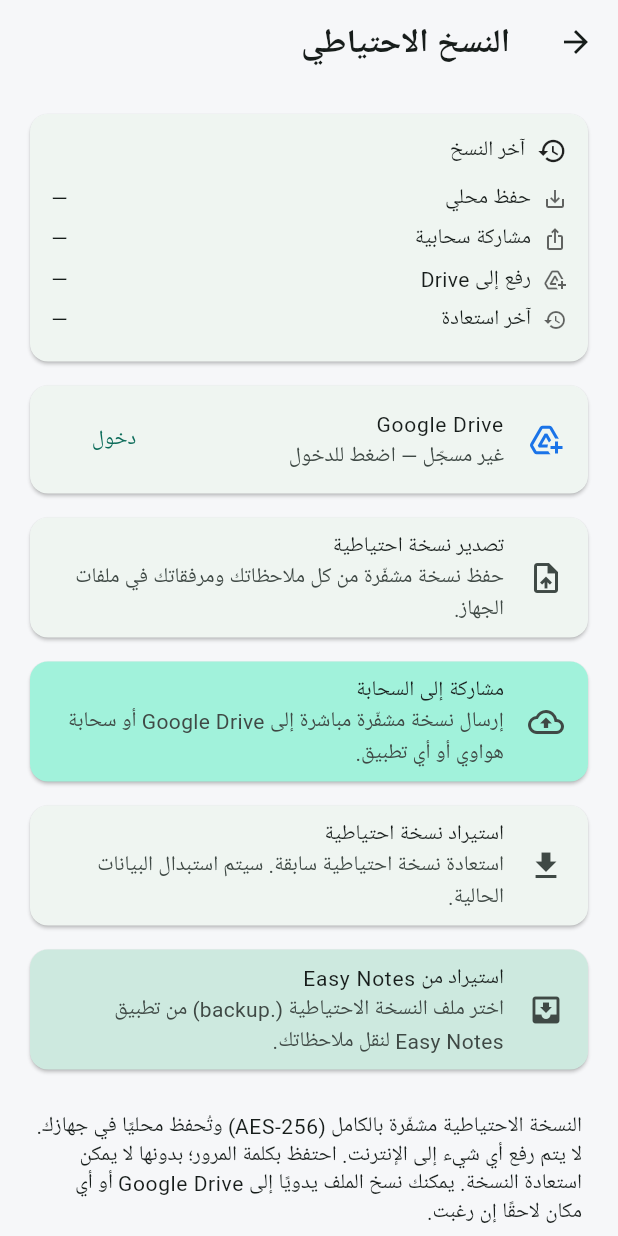
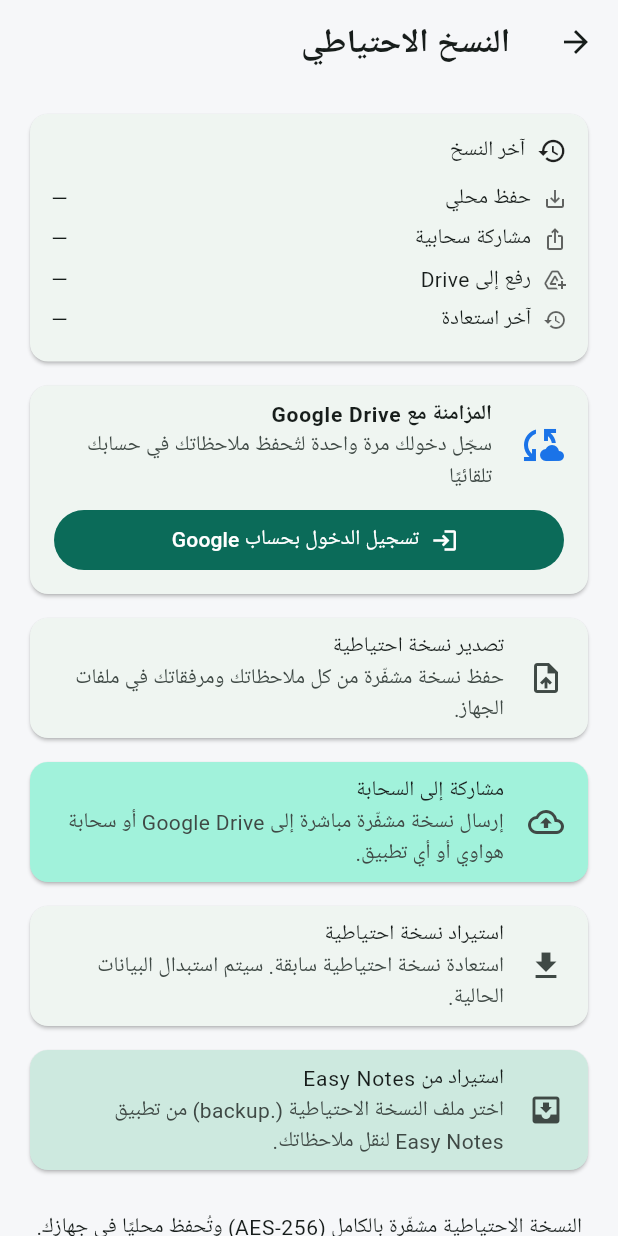
Before and after one commit to alaoufi/alaoufi_notes, a Flutter app: the BackupScreen screen opened directly, on a phone screen of 412 x 824 dp. Run offline on Flutter 3.47's test engine with Material 3 defaults, Android fonts, the phone set to English and light mode, and no system bars; our stand-ins replace audioplayers, file_picker, flutter_local_notifications, flutter_secure_storage, flutter_timezone, google_sign_in and 10 more; missing offline and left inert: encrypt, flutter_quill, googleapis, home_widget, record; accounts and stored records are empty; Roboto replaces fonts that are missing (Cairo).

Commit message:
Simplify cloud sync UX for end users
Redesign the Drive sync card to be self-explanatory: a single big 'تسجيل الدخول
بحساب Google' button when signed out, and a clear 'مزامنة تلقائية' switch plus
رفع/استعادة once signed in. Add a dedicated 'النسخ والمزامنة السحابية' entry in
the main Settings so any user finds it easily. The Cloud Console/Client ID is a
one-time developer step end users never see.

```diff
--- a/mudhakkarati/lib/features/backup/backup_screen.dart
+++ b/mudhakkarati/lib/features/backup/backup_screen.dart
@@ -316,32 +316,48 @@ class _BackupScreenState extends State<BackupScreen> {
             children: [
               _statusCard(context),
               const SizedBox(height: 8),
-              // ===== Google Drive =====
+              // ===== Google Drive — المزامنة =====
               Card(
                 child: Column(
                   children: [
                     ListTile(
-                      leading: const Icon(Icons.add_to_drive, color: Color(0xFF1A73E8)),
-                      title: const Text('Google Drive'),
+                      leading: const Icon(Icons.cloud_sync,
+                          color: Color(0xFF1A73E8), size: 32),
+                      title: const Text('المزامنة مع Google Drive',
+                          style: TextStyle(fontWeight: FontWeight.bold)),
                       subtitle: Text(_driveEmail == null
-                          ? 'غير مسجّل — اضغط للدخول'
-                          : 'مسجّل: $_driveEmail'),
-                      trailing: _driveEmail == null
-                          ? TextButton(
-                              onPressed: _busy ? null : _driveSignIn,
-                              child: const Text('دخول'))
-                          : TextButton(
-                              onPressed: _busy ? null : _driveSignOut,
-                              child: const Text('خروج')),
+                          ? 'سجّل دخولك مرة واحدة لتُحفظ ملاحظاتك في حسابك تلقائيًا'
+                          : '✓ مفعّل لحساب: $_driveEmail'),
                     ),
-                    if (_driveEmail != null) ...[
+                    if (_driveEmail == null)
+                      Padding(
+                        padding: const EdgeInsets.fromLTRB(16, 0, 16, 12),
+                        child: SizedBox(
+                          width: double.infinity,
+                          child: FilledButton.icon(
+                            onPressed: _busy ? null : _driveSignIn,
+                            icon: const Icon(Icons.login),
+                            label: const Text('تسجيل الدخول بحساب Google'),
+                          ),
+                        ),
+                      )
+                    else ...[
+                      SwitchListTile(
+                        secondary: const Icon(Icons.sync),
+                        title: const Text('مزامنة تلقائية'),
+                        subtitle: const Text(
+                            'تُرفع نسخة محمية تلقائيًا عند فتح التطبيق وإغلاقه'),
+                        value: _autoSync,
+                        onChanged: _busy ? null : _toggleAutoSync,
+                      ),
+                      const Divider(height: 1),
                       Row(
                         children: [
                           Expanded(
                             child: TextButton.icon(
                               onPressed: _busy ? null : _driveUpload,
                               icon: const Icon(Icons.cloud_upload_outlined),
-                              label: const Text('رفع'),
+                              label: const Text('رفع الآن'),
                             ),
                           ),
                           Expanded(
@@ -351,14 +367,11 @@ class _BackupScreenState extends State<BackupScreen> {
                               label: const Text('استعادة'),
                             ),
                           ),
+                          TextButton(
+                            onPressed: _busy ? null : _driveSignOut,
+                            child: const Text('خروج'),
+                          ),
                         ],
-                      ),
-                      SwitchListTile(
-                        secondary: const Icon(Icons.sync),
-                        title: const Text('مزامنة تلقائية'),
-                        subtitle: const Text('رفع نسخة تلقائيًا عند الدخول والخروج'),
-                        value: _autoSync,
-                        onChanged: _busy ? null : _toggleAutoSync,
                       ),
                     ],
                   ],
--- a/mudhakkarati/lib/features/settings/settings_screen.dart
+++ b/mudhakkarati/lib/features/settings/settings_screen.dart
@@ -142,6 +142,11 @@ class SettingsScreen extends StatelessWidget {
               const SecuritySettingsScreen()),
 
           const Divider(),
+          _section(context, 'النسخ الاحتياطي والمزامنة'),
+          _nav(context, Icons.cloud_sync, 'النسخ والمزامنة السحابية',
+              const BackupScreen()),
+
+          const Divider(),
           _section(context, s.t('settings')),
           _nav(context, Icons.category_outlined, s.t('manage_categories'),
               const ManageCategoriesScreen()),
@@ -149,8 +154,6 @@ class SettingsScreen extends StatelessWidget {
               const ArchiveScreen()),
           _nav(context, Icons.delete_outline, s.t('trash'),
               const TrashScreen()),
-          _nav(context, Icons.backup_outlined, s.t('backup'),
-              const BackupScreen()),
 
           const Divider(),
           _section(context, s.t('about')),
```
